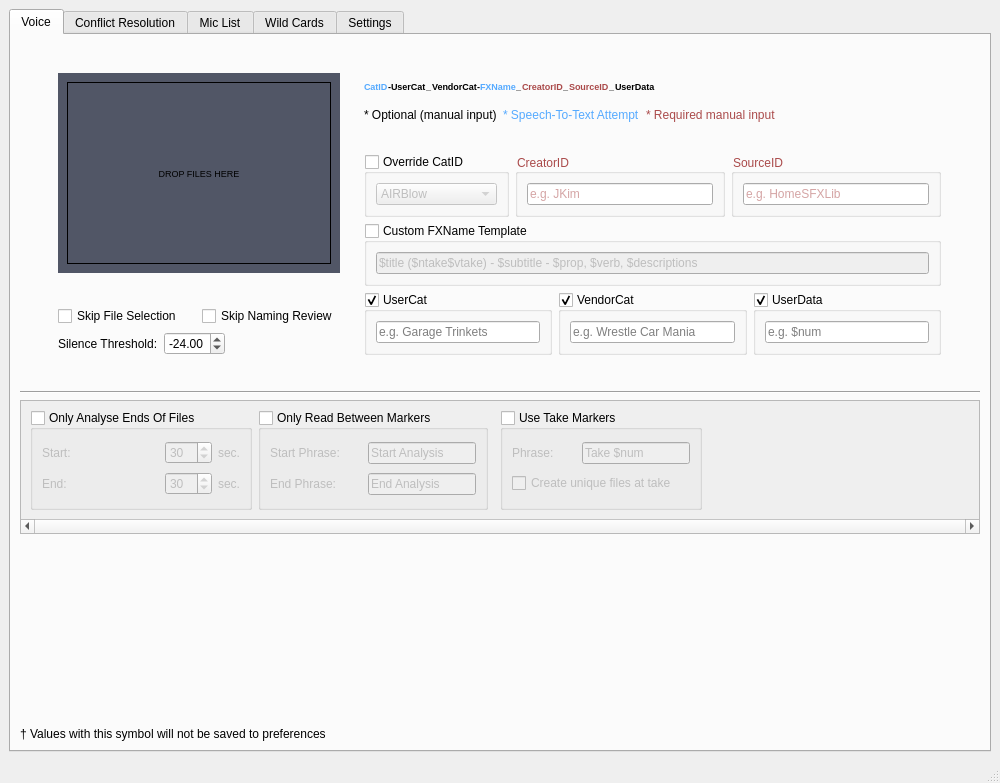
This is UCS Voice Naming Tool/src/ui/gui/MainWindow.ui in SoundsLikeJonny/UCS-Voice-Naming-Tool as Qt 5 draws it before an edit. The edited form follows.
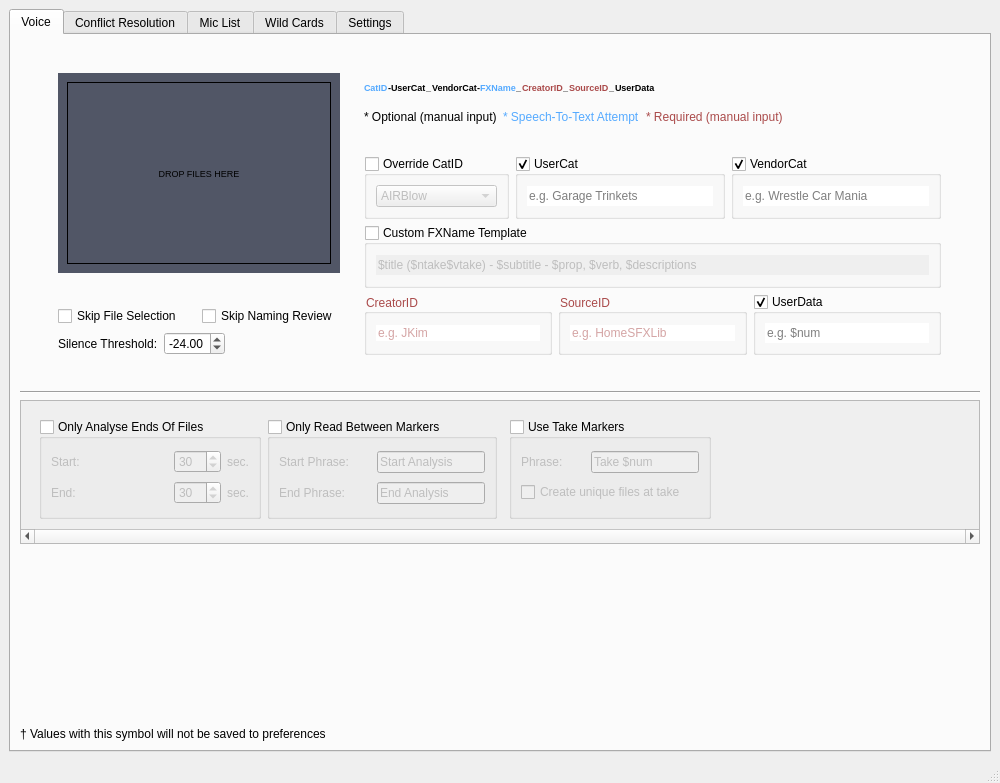
This is the edited form.

```diff
--- a/UCS Voice Naming Tool/src/ui/gui/MainWindow.ui
+++ b/UCS Voice Naming Tool/src/ui/gui/MainWindow.ui
@@ -733,7 +733,7 @@
                    <string notr="true">color: rgb(170, 74, 74);</string>
                   </property>
                   <property name="text">
-                   <string>* Required manual input</string>
+                   <string>* Required (manual input)</string>
                   </property>
                  </widget>
                 </item>
@@ -840,6 +840,150 @@
                  </widget>
                 </item>
                 <item>
+                 <widget class="QGroupBox" name="groupBox_UserCat">
+                  <property name="minimumSize">
+                   <size>
+                    <width>111</width>
+                    <height>50</height>
+                   </size>
+                  </property>
+                  <property name="maximumSize">
+                   <size>
+                    <width>111111</width>
+                    <height>16777215</height>
+                   </size>
+                  </property>
+                  <property name="title">
+                   <string>UserCat</string>
+                  </property>
+                  <property name="checkable">
+                   <bool>true</bool>
+                  </property>
+                  <property name="checked">
+                   <bool>true</bool>
+                  </property>
+                  <layout class="QVBoxLayout" name="verticalLayout_2">
+                   <item>
+                    <widget class="QLineEdit" name="lineEdit_UserCat">
+                     <property name="focusPolicy">
+                      <enum>Qt::ClickFocus</enum>
+                     </property>
+                     <property name="frame">
+                      <bool>false</bool>
+                     </property>
+                     <property name="placeholderText">
+                      <string>e.g. Garage Trinkets</string>
+                     </property>
+                    </widget>
+                   </item>
+                  </layout>
+                 </widget>
+                </item>
+                <item>
+                 <widget class="QGroupBox" name="groupBox_VendorCat">
+                  <property name="minimumSize">
+                   <size>
+                    <width>111</width>
+                    <height>50</height>
+                   </size>
+                  </property>
+                  <property name="maximumSize">
+                   <size>
+                    <width>1111</width>
+                    <height>16777215</height>
+                   </size>
+                  </property>
+                  <property name="title">
+                   <string>VendorCat</string>
+                  </property>
+                  <property name="checkable">
+                   <bool>true</bool>
+                  </property>
+                  <property name="checked">
+                   <bool>true</bool>
+                  </property>
+                  <layout class="QGridLayout" name="gridLayout_4">
+                   <item row="0" column="1">
+                    <widget class="QLineEdit" name="lineEdit_VendorCat">
+                     <property name="focusPolicy">
+                      <enum>Qt::ClickFocus</enum>
+                     </property>
+                     <property name="frame">
+                      <bool>false</bool>
+                     </property>
+                     <property name="placeholderText">
+                      <string>e.g. Wrestle Car Mania</string>
+                     </property>
+                    </widget>
+                   </item>
+                  </layout>
+                 </widget>
+                </item>
+               </layout>
+              </item>
+              <item>
+               <layout class="QGridLayout" name="gridLayout_12">
+                <property name="bottomMargin">
+                 <number>0</number>
+                </property>
+                <property name="spacing">
+                 <number>0</number>
+                </property>
+                <item row="0" column="0">
+                 <widget class="QGroupBox" name="groupBox_FXName">
+                  <property name="minimumSize">
+                   <size>
+                    <width>0</width>
+                    <height>63</height>
+                   </size>
+                  </property>
+                  <property name="title">
+                   <string>Custom FXName Template</string>
+                  </property>
+                  <property name="flat">
+                   <bool>false</bool>
+                  </property>
+                  <property name="checkable">
+                   <bool>true</bool>
+                  </property>
+                  <property name="checked">
+                   <bool>false</bool>
+                  </property>
+                  <layout class="QGridLayout" name="gridLayout_10">
+                   <item row="0" column="0">
+                    <widget class="QLineEdit" name="lineEdit_4">
+                     <property name="minimumSize">
+                      <size>
+                       <width>0</width>
+                       <height>20</height>
+                      </size>
+                     </property>
+                     <property name="text">
+                      <string>$title ($ntake$vtake) - $subtitle - $prop, $verb, $descriptions</string>
+                     </property>
+                     <property name="frame">
+                      <bool>false</bool>
+                     </property>
+                    </widget>
+                   </item>
+                  </layout>
+                 </widget>
+                </item>
+                <item row="0" column="1">
+                 <widget class="QFrame" name="frame_3">
+                  <property name="frameShape">
+                   <enum>QFrame::StyledPanel</enum>
+                  </property>
+                  <property name="frameShadow">
+                   <enum>QFrame::Raised</enum>
+                  </property>
+                 </widget>
+                </item>
+               </layout>
+              </item>
+              <item>
+               <layout class="QHBoxLayout" name="horizontalLayout">
+                <item>
                  <widget class="QGroupBox" name="groupBox_CreatorID">
                   <property name="minimumSize">
                    <size>
@@ -863,7 +1007,7 @@
                       <enum>Qt::ClickFocus</enum>
                      </property>
                      <property name="frame">
-                      <bool>true</bool>
+                      <bool>false</bool>
                      </property>
                      <property name="placeholderText">
                       <string>e.g. JKim</string>
@@ -894,7 +1038,7 @@
                       <enum>Qt::ClickFocus</enum>
                      </property>
                      <property name="frame">
-                      <bool>true</bool>
+                      <bool>false</bool>
                      </property>
                      <property name="placeholderText">
                       <string>e.g. HomeSFXLib</string>
@@ -904,147 +1048,6 @@
                   </layout>
                  </widget>
                 </item>
-               </layout>
-              </item>
-              <item>
-               <layout class="QGridLayout" name="gridLayout_12">
-                <property name="bottomMargin">
-                 <number>0</number>
-                </property>
-                <property name="spacing">
-                 <number>0</number>
-                </property>
-                <item row="0" column="0">
-                 <widget class="QGroupBox" name="groupBox">
-                  <property name="minimumSize">
-                   <size>
-                    <width>0</width>
-                    <height>63</height>
-                   </size>
-                  </property>
-                  <property name="title">
-                   <string>Custom FXName Template</string>
-                  </property>
-                  <property name="flat">
-                   <bool>false</bool>
-                  </property>
-                  <property name="checkable">
-                   <bool>true</bool>
-                  </property>
-                  <property name="checked">
-                   <bool>false</bool>
-                  </property>
-                  <layout class="QGridLayout" name="gridLayout_10">
-                   <item row="0" column="0">
-                    <widget class="QLineEdit" name="lineEdit_4">
-                     <property name="minimumSize">
-                      <size>
-                       <width>0</width>
-                       <height>20</height>
-                      </size>
-                     </property>
-                     <property name="text">
-                      <string>$title ($ntake$vtake) - $subtitle - $prop, $verb, $descriptions</string>
-                     </property>
-                    </widget>
-                   </item>
-                  </layout>
-                 </widget>
-                </item>
-                <item row="0" column="1">
-                 <widget class="QFrame" name="frame_3">
-                  <property name="frameShape">
-                   <enum>QFrame::StyledPanel</enum>
-                  </property>
-                  <property name="frameShadow">
-                   <enum>QFrame::Raised</enum>
-                  </property>
-                 </widget>
-                </item>
-               </layout>
-              </item>
-              <item>
-               <layout class="QHBoxLayout" name="horizontalLayout">
-                <item>
-                 <widget class="QGroupBox" name="groupBox_UserCat">
-                  <property name="minimumSize">
-                   <size>
-                    <width>111</width>
-                    <height>50</height>
-                   </size>
-                  </property>
-                  <property name="maximumSize">
-                   <size>
-                    <width>111111</width>
-                    <height>16777215</height>
-                   </size>
-                  </property>
-                  <property name="title">
-                   <string>UserCat</string>
-                  </property>
-                  <property name="checkable">
-                   <bool>true</bool>
-                  </property>
-                  <property name="checked">
-                   <bool>true</bool>
-                  </property>
-                  <layout class="QVBoxLayout" name="verticalLayout_2">
-                   <item>
-                    <widget class="QLineEdit" name="lineEdit_UserCat">
-                     <property name="focusPolicy">
-                      <enum>Qt::ClickFocus</enum>
-                     </property>
-                     <property name="frame">
-                      <bool>true</bool>
-                     </property>
-                     <property name="placeholderText">
-                      <string>e.g. Garage Trinkets</string>
-                     </property>
-                    </widget>
-                   </item>
-                  </layout>
-                 </widget>
-                </item>
-                <item>
-                 <widget class="QGroupBox" name="groupBox_VendorCat">
-                  <property name="minimumSize">
-                   <size>
-                    <width>111</width>
-                    <height>50</height>
-                   </size>
-                  </property>
-                  <property name="maximumSize">
-                   <size>
-                    <width>1111</width>
-                    <height>16777215</height>
-                   </size>
-                  </property>
-                  <property name="title">
-                   <string>VendorCat</string>
-                  </property>
-                  <property name="checkable">
-                   <bool>true</bool>
-                  </property>
-                  <property name="checked">
-                   <bool>true</bool>
-                  </property>
-                  <layout class="QGridLayout" name="gridLayout_4">
-                   <item row="0" column="0">
-                    <widget class="QLineEdit" name="lineEdit_VendorCat">
-                     <property name="focusPolicy">
-                      <enum>Qt::ClickFocus</enum>
-                     </property>
-                     <property name="frame">
-                      <bool>true</bool>
-                     </property>
-                     <property name="placeholderText">
-                      <string>e.g. Wrestle Car Mania</string>
-                     </property>
-                    </widget>
-                   </item>
-                  </layout>
-                 </widget>
-                </item>
                 <item>
                  <widget class="QGroupBox" name="groupBox_UserData">
                   <property name="minimumSize">
@@ -1078,7 +1081,7 @@
                       <string/>
                      </property>
                      <property name="frame">
-                      <bool>true</bool>
+                      <bool>false</bool>
                      </property>
                      <property name="placeholderText">
                       <string>e.g. $num</string>
@@ -1158,9 +1161,10 @@
              </property>
              <layout class="QGridLayout" name="gridLayout_15">
               <item row="0" column="0">
-               <layout class="QHBoxLayout" name="horizontalLayout_3">
+               <widget class="QWidget" name="widget_AnalysisPrefs" native="true">
+                <layout class="QHBoxLayout" name="horizontalLayout_AnalysisPrefs">
                 <property name="bottomMargin">
-                 <number>0</number>
+                  <number>1</number>
                 </property>
                 <item>
                  <widget class="QGroupBox" name="groupBox_OnlyAnalyseEndsOfFiles">
@@ -1270,7 +1274,7 @@
                  </widget>
                 </item>
                 <item>
-                 <widget class="QGroupBox" name="groupBox_OnlyAnalyseEndsOfFiles_2">
+                  <widget class="QGroupBox" name="groupBox_OnlyReadBetweenMarkers">
                   <property name="minimumSize">
                    <size>
                     <width>200</width>
@@ -1376,7 +1380,7 @@
                  </widget>
                 </item>
                 <item>
-                 <widget class="QGroupBox" name="groupBox_OnlyAnalyseEndsOfFiles_3">
+                  <widget class="QGroupBox" name="groupBox_UseTakeMarkers">
                   <property name="minimumSize">
                    <size>
                     <width>202</width>
@@ -1456,6 +1460,7 @@
                  </spacer>
                 </item>
                </layout>
+               </widget>
               </item>
              </layout>
             </widget>
```
Left out of the diff: 243 changed lines with no effect on the pictures. Lines whose indentation alone changed are shown as unchanged.
